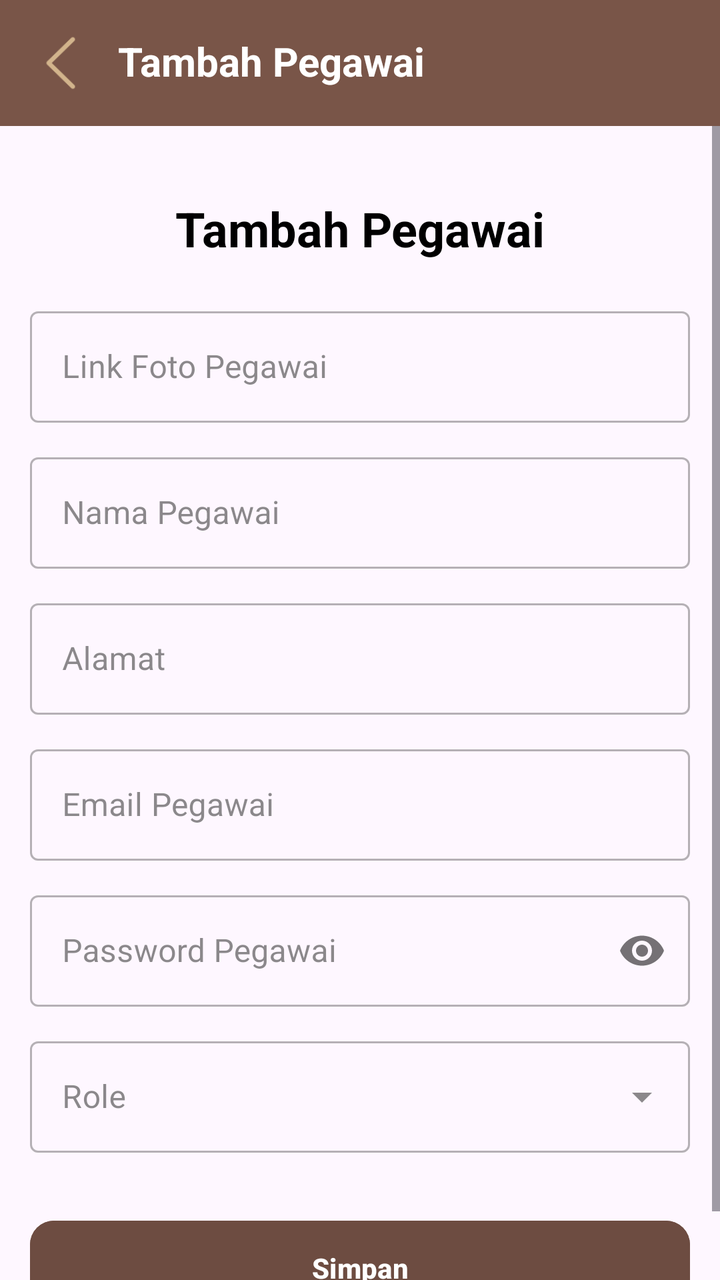
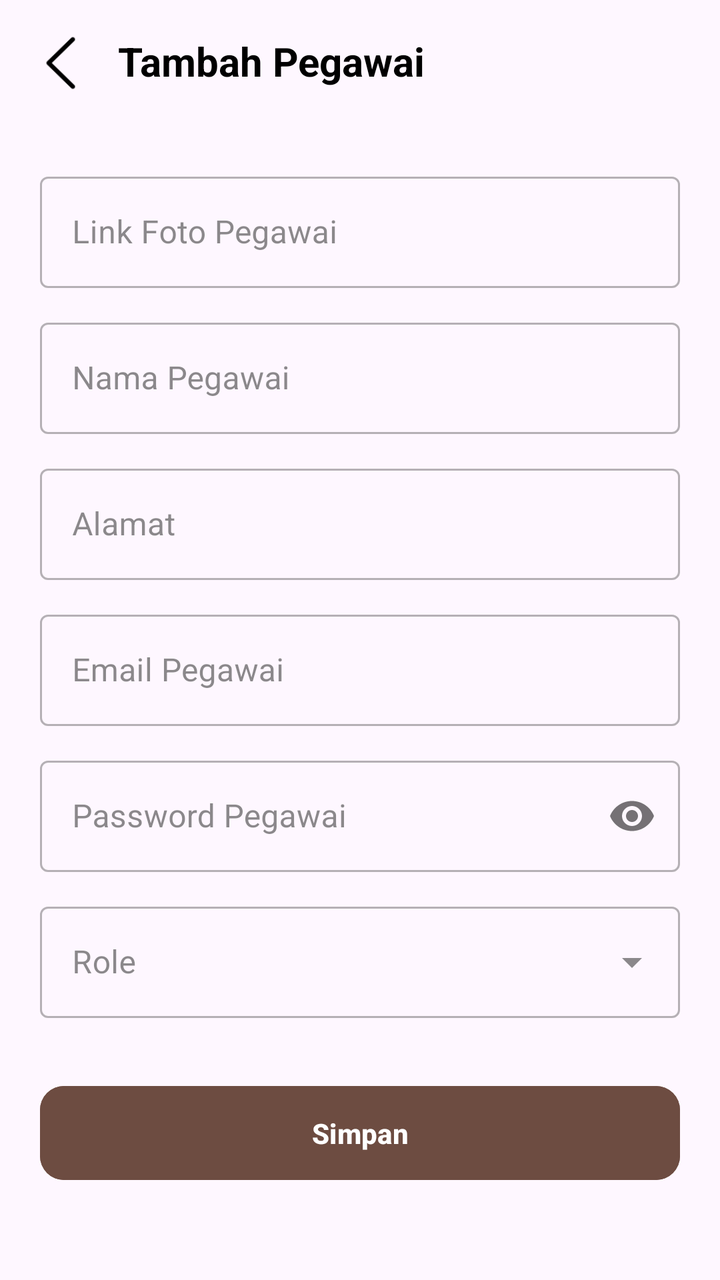

Screens rendered from an Android XML layout before and after an edit, with the pre-edit source and the edit as a unified diff.
<!-- AndroidManifest.xml: application theme Theme.Pos -->
<!-- res/layout/activity_tambah_pegawai.xml -->
<?xml version="1.0" encoding="utf-8"?>
<LinearLayout xmlns:android="http://schemas.android.com/apk/res/android"
    xmlns:app="http://schemas.android.com/apk/res-auto"
    xmlns:tools="http://schemas.android.com/tools"
    android:id="@+id/main"
    android:layout_width="match_parent"
    android:layout_height="match_parent"
    android:orientation="vertical"
    tools:context=".TambahPegawaiActivity">

    <LinearLayout
        android:layout_width="match_parent"
        android:layout_height="wrap_content"
        android:orientation="horizontal"
        android:background="#795548">

        <ImageView
            android:id="@+id/ivKembali"
            android:layout_width="35dp"
            android:layout_height="35dp"
            android:layout_marginVertical="14dp"
            android:layout_marginStart="13dp"
            android:src="@drawable/img_3"
            app:tint="#D2B48C"
            android:contentDescription="Kembali" />

        <LinearLayout
            android:layout_width="wrap_content"
            android:layout_height="wrap_content"
            android:orientation="vertical">

            <TextView
                android:id="@+id/tvJudulAtas"
                android:layout_width="wrap_content"
                android:layout_height="wrap_content"
                android:layout_marginStart="8dp"
                android:layout_marginTop="14dp"
                android:text="Tambah Pegawai"
                android:textColor="@color/white"
                android:textSize="20sp"
                android:textStyle="bold"
                android:padding="3dp"/>

        </LinearLayout>
    </LinearLayout>

    <ScrollView
        android:layout_width="match_parent"
        android:layout_height="match_parent">

        <LinearLayout
            android:layout_width="match_parent"
            android:layout_height="wrap_content"
            android:orientation="vertical"
            android:padding="15dp">

            <TextView
                android:id="@+id/tvJudul"
                android:layout_width="match_parent"
                android:layout_height="wrap_content"
                android:text="Tambah Pegawai"
                android:textStyle="bold"
                android:textSize="24sp"
                android:textColor="?attr/color"
                android:textAlignment="center"
                android:gravity="center"
                android:layout_margin="20dp"/>

            <com.google.android.material.textfield.TextInputLayout
                android:layout_width="match_parent"
                android:layout_height="wrap_content"
                style="@style/Widget.MaterialComponents.TextInputLayout.OutlinedBox">

                <com.google.android.material.textfield.TextInputEditText
                    android:id="@+id/etFotoPegawai"
                    android:layout_width="match_parent"
                    android:layout_height="wrap_content"
                    android:hint="Link Foto Pegawai"
                    android:inputType="textUri"/>
            </com.google.android.material.textfield.TextInputLayout>

            <com.google.android.material.textfield.TextInputLayout
                android:layout_width="match_parent"
                android:layout_height="wrap_content"
                android:layout_marginTop="12dp"
                style="@style/Widget.MaterialComponents.TextInputLayout.OutlinedBox">

                <com.google.android.material.textfield.TextInputEditText
                    android:id="@+id/etNamaPegawai"
                    android:layout_width="match_parent"
                    android:layout_height="wrap_content"
                    android:hint="Nama Pegawai"
                    android:inputType="textCapWords"/>
            </com.google.android.material.textfield.TextInputLayout>

            <com.google.android.material.textfield.TextInputLayout
                android:layout_width="match_parent"
                android:layout_height="wrap_content"
                android:layout_marginTop="12dp"
                style="@style/Widget.MaterialComponents.TextInputLayout.OutlinedBox">

                <com.google.android.material.textfield.TextInputEditText
                    android:id="@+id/etAlamatPegawai"
                    android:layout_width="match_parent"
                    android:layout_height="wrap_content"
                    android:hint="Alamat"
                    android:inputType="textPostalAddress"/>
            </com.google.android.material.textfield.TextInputLayout>

            <com.google.android.material.textfield.TextInputLayout
                android:layout_width="match_parent"
                android:layout_height="wrap_content"
                android:layout_marginTop="12dp"
                style="@style/Widget.MaterialComponents.TextInputLayout.OutlinedBox">

                <com.google.android.material.textfield.TextInputEditText
                    android:id="@+id/etEmailPegawai"
                    android:layout_width="match_parent"
                    android:layout_height="wrap_content"
                    android:hint="Email Pegawai"
                    android:inputType="textEmailAddress"/>
            </com.google.android.material.textfield.TextInputLayout>

            <com.google.android.material.textfield.TextInputLayout
                android:id="@+id/tlPasswordPegawai"
                android:layout_width="match_parent"
                android:layout_height="wrap_content"
                android:layout_marginTop="12dp"
                app:passwordToggleEnabled="true"
                style="@style/Widget.MaterialComponents.TextInputLayout.OutlinedBox">

                <com.google.android.material.textfield.TextInputEditText
                    android:id="@+id/etPasswordPegawai"
                    android:layout_width="match_parent"
                    android:layout_height="wrap_content"
                    android:hint="Password Pegawai"
                    android:inputType="textPassword"/>
            </com.google.android.material.textfield.TextInputLayout>

            <com.google.android.material.textfield.TextInputLayout
                android:layout_width="match_parent"
                android:layout_height="wrap_content"
                android:layout_marginTop="12dp"
                style="@style/Widget.MaterialComponents.TextInputLayout.OutlinedBox.ExposedDropdownMenu">

                <AutoCompleteTextView
                    android:id="@+id/actvRolePegawai"
                    android:layout_width="match_parent"
                    android:layout_height="wrap_content"
                    android:hint="Role"
                    android:inputType="none" />
            </com.google.android.material.textfield.TextInputLayout>

            <Button
                android:id="@+id/btnSimpanPegawai"
                android:layout_width="match_parent"
                android:layout_height="55dp"
                android:layout_marginTop="30dp"
                android:backgroundTint="#6D4C41"
                android:text="Simpan"
                android:textColor="@color/white"
                android:textAllCaps="false"
                android:textStyle="bold"
                app:cornerRadius="12dp"/>

        </LinearLayout>

    </ScrollView>

</LinearLayout>
<!-- resources referenced by this layout -->
<resources>
  <color name="white">#FFFFFFFF</color>
  <!-- drawable img_3: png bitmap (drawable, 974 bytes) -->
  <style name="Theme.Pos" parent="Base.Theme.Pos" />
  <style name="Base.Theme.Pos" parent="Theme.Material3.DayNight.NoActionBar">
          
          
  
          <item name="colorSurface">#EFEFEF</item>
  
          <item name="colorOnBackground">#616161</item>
  
          <item name="color">#000000</item>
  
          <item name="colorOnSurface">#3E3E3E</item>
  
          <item name="colorAccent">#6D4C41</item>
  
      </style>
</resources>

<!-- the commit's change to res/layout/activity_tambah_pegawai.xml (unified diff, before → after) -->
@@ -12,7 +12,7 @@
         android:layout_width="match_parent"
         android:layout_height="wrap_content"
         android:orientation="horizontal"
-        android:background="#795548">
+        android:background="@android:color/transparent">
 
         <ImageView
             android:id="@+id/ivKembali"
@@ -21,7 +21,7 @@
             android:layout_marginVertical="14dp"
             android:layout_marginStart="13dp"
             android:src="@drawable/img_3"
-            app:tint="#D2B48C"
+            app:tint="?attr/color"
             android:contentDescription="Kembali" />
 
         <LinearLayout
@@ -36,7 +36,7 @@
                 android:layout_marginStart="8dp"
                 android:layout_marginTop="14dp"
                 android:text="Tambah Pegawai"
-                android:textColor="@color/white"
+                android:textColor="?attr/color"
                 android:textSize="20sp"
                 android:textStyle="bold"
                 android:padding="3dp"/>
@@ -52,19 +52,7 @@
             android:layout_width="match_parent"
             android:layout_height="wrap_content"
             android:orientation="vertical"
-            android:padding="15dp">
-
-            <TextView
-                android:id="@+id/tvJudul"
-                android:layout_width="match_parent"
-                android:layout_height="wrap_content"
-                android:text="Tambah Pegawai"
-                android:textStyle="bold"
-                android:textSize="24sp"
-                android:textColor="?attr/color"
-                android:textAlignment="center"
-                android:gravity="center"
-                android:layout_margin="20dp"/>
+            android:padding="20dp">
 
             <com.google.android.material.textfield.TextInputLayout
                 android:layout_width="match_parent"
